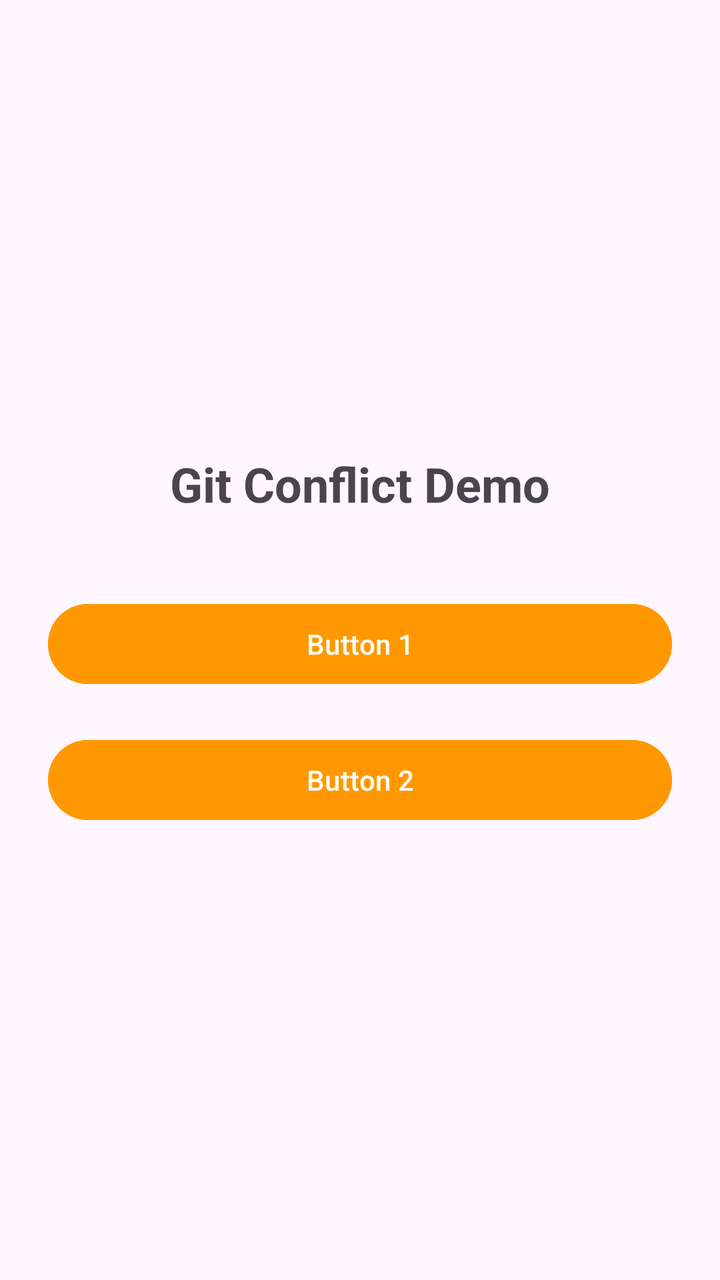
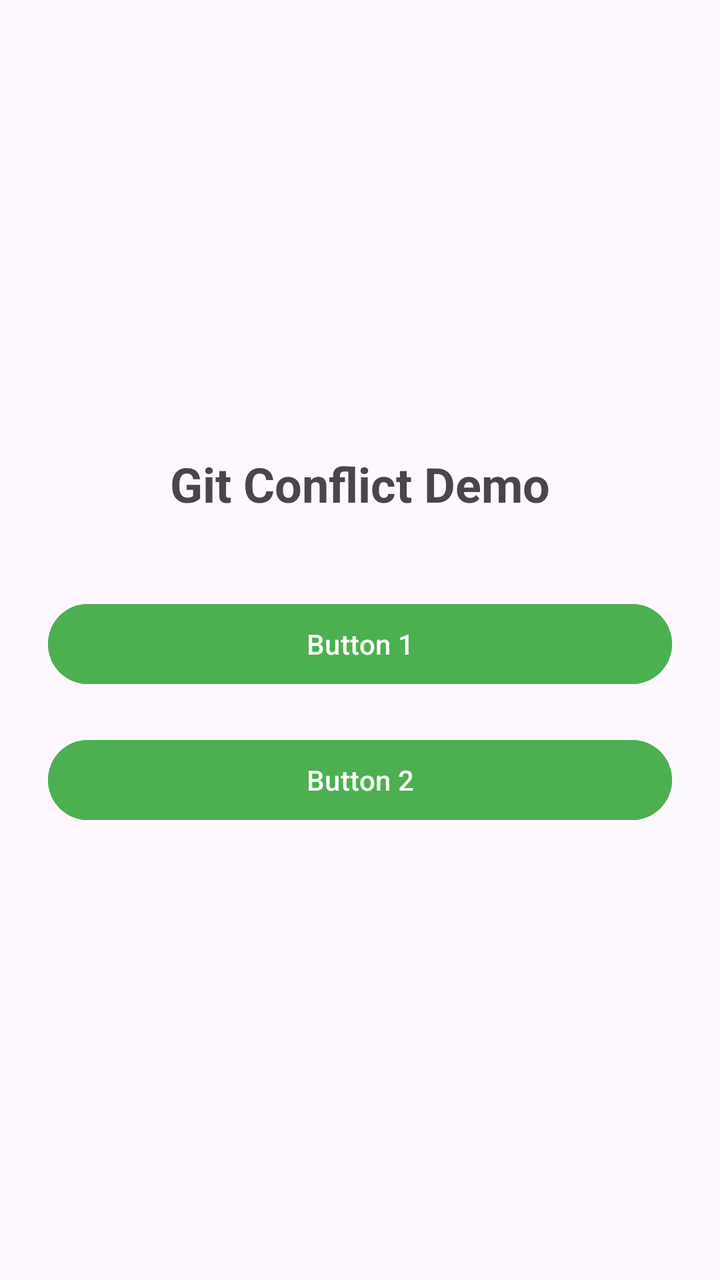

Before-and-after screenshots of an Android layout around one commit, followed by the original layout XML and the change that was made.
<!-- AndroidManifest.xml: application theme Theme.GitConflictDemo -->
<!-- res/layout/activity_main.xml -->
<?xml version="1.0" encoding="utf-8"?>
<LinearLayout xmlns:android="http://schemas.android.com/apk/res/android"
    xmlns:app="http://schemas.android.com/apk/res-auto"
    xmlns:tools="http://schemas.android.com/tools"
    android:id="@+id/main"
    android:layout_width="match_parent"
    android:layout_height="match_parent"
    android:orientation="vertical"
    android:gravity="center"
    android:padding="24dp"
    tools:context=".MainActivity">

    <TextView
        android:layout_width="wrap_content"
        android:layout_height="wrap_content"
        android:text="Git Conflict Demo"
        android:textSize="24sp"
        android:textStyle="bold"
        android:layout_marginBottom="40dp" />

    <Button
        android:id="@+id/button1"
        android:layout_width="match_parent"
        android:layout_height="wrap_content"
        android:layout_marginBottom="20dp"
        android:backgroundTint="#FF9800"
        android:text="Button 1" />

    <Button
        android:id="@+id/button2"
        android:layout_width="match_parent"
        android:layout_height="wrap_content"
        android:backgroundTint="#FF9800"
        android:text="Button 2" />

</LinearLayout>
<!-- resources referenced by this layout -->
<resources>
  <style name="Theme.GitConflictDemo" parent="Base.Theme.GitConflictDemo" />
  <style name="Base.Theme.GitConflictDemo" parent="Theme.Material3.DayNight.NoActionBar">
          
          
      </style>
</resources>

<!-- the commit's change to res/layout/activity_main.xml (unified diff, before → after) -->
@@ -23,14 +23,14 @@
         android:layout_width="match_parent"
         android:layout_height="wrap_content"
         android:layout_marginBottom="20dp"
-        android:backgroundTint="#FF9800"
+        android:backgroundTint="#4CAF50"
         android:text="Button 1" />
 
     <Button
         android:id="@+id/button2"
         android:layout_width="match_parent"
         android:layout_height="wrap_content"
-        android:backgroundTint="#FF9800"
+        android:backgroundTint="#4CAF50"
         android:text="Button 2" />
 
 </LinearLayout>
